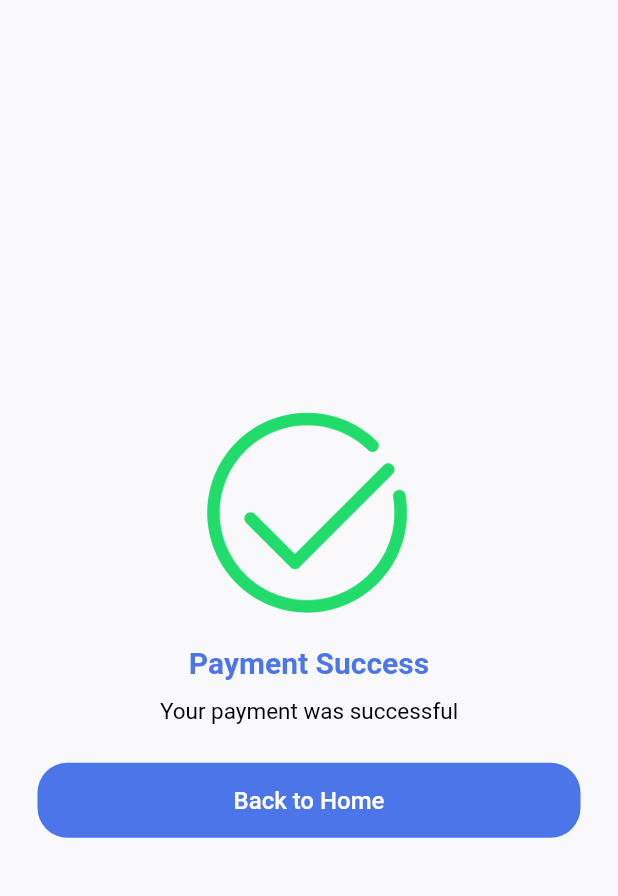
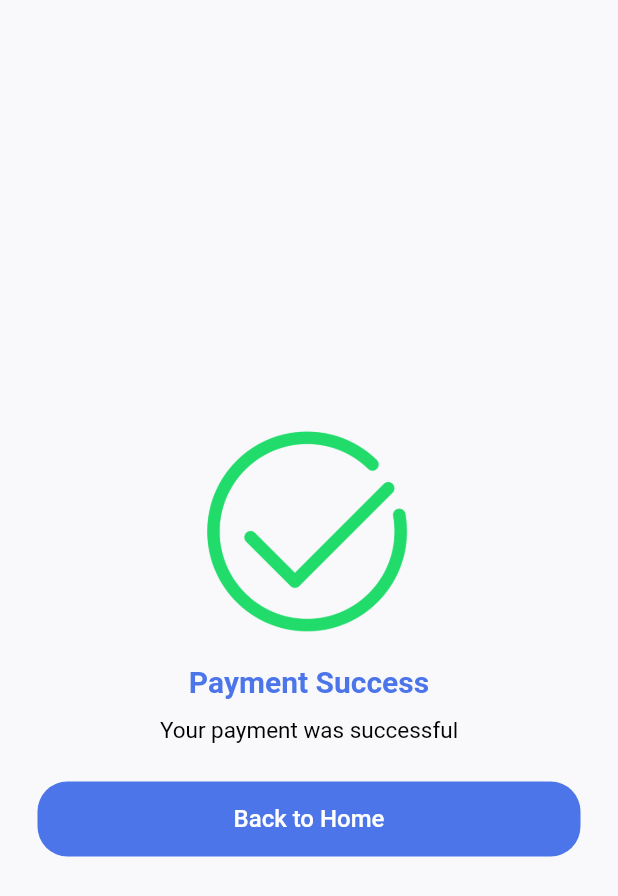
Before and after one commit to AliAlsaeed17/laptop_market, a Flutter app: the PaymentSuccessScreen screen opened by its route, on a phone screen of 412 x 824 dp. Shown: the top 896 px of the screen. Run offline on Flutter 3.47's test engine with Material 2 defaults, Android fonts, the phone set to English and light mode, and no system bars; our stand-ins replace flutter_image_slideshow, flutter_rating_bar, font_awesome_flutter, get; Roboto replaces fonts that are missing (Times New Roman).

Commit message:
Update padding

```diff
--- a/lib/constants.dart
+++ b/lib/constants.dart
@@ -34,7 +34,7 @@ const kButtonTextStyle = TextStyle(color: kButtonTextColor, fontSize: 16);
 const kWelcomeButtonTextStyle = TextStyle(color: kPrimaryColor, fontSize: 20);
 
 //Paddings
-const kPageContentPadding = EdgeInsets.all(25);
+const kPageContentPadding = EdgeInsets.only(top: 25, right: 25, left: 25);
 const kContentCardPadding = EdgeInsets.symmetric(horizontal: 15, vertical: 25);
 const kBottomNavigationBarPadding = EdgeInsets.symmetric(horizontal: 15.0);
 const kListTilePadding = EdgeInsets.symmetric(vertical: 5.0, horizontal: 15.0);
```
